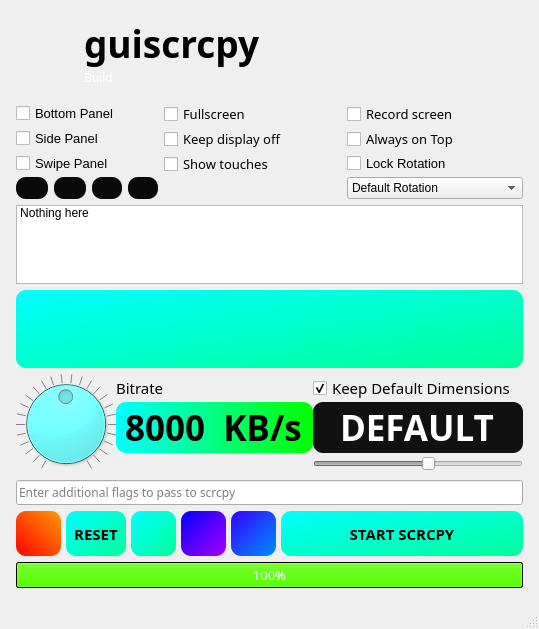
srevinsaju/guiscrcpy, file guiscrcpy/ui/mainwindow.ui: the form before one commit.
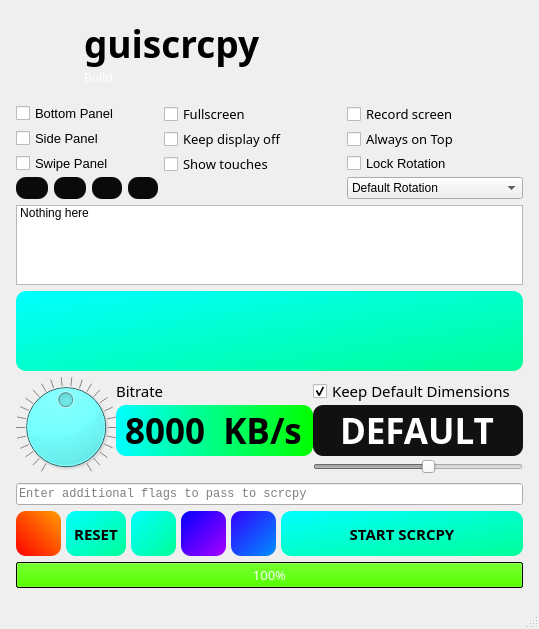
The form after the commit. Icons and pictures are not drawn.

The edit to the form file:
```diff
--- a/guiscrcpy/ui/mainwindow.ui
+++ b/guiscrcpy/ui/mainwindow.ui
@@ -665,7 +665,7 @@
            </property>
            <property name="font">
             <font>
-             <family>Titillium Web</family>
+             <family>Noto Sans</family>
              <pointsize>11</pointsize>
              <weight>50</weight>
              <italic>false</italic>
@@ -690,7 +690,7 @@
            </property>
            <property name="font">
             <font>
-             <family>Titillium Web</family>
+             <family>Noto Sans</family>
              <pointsize>11</pointsize>
             </font>
            </property>
@@ -881,7 +881,7 @@
          </property>
          <property name="font">
           <font>
-           <family>Courier 10 Pitch</family>
+           <family>Monospace</family>
           </font>
          </property>
          <property name="placeholderText">
```
Left out of the diff: 2 changed lines with no effect on the pictures.
